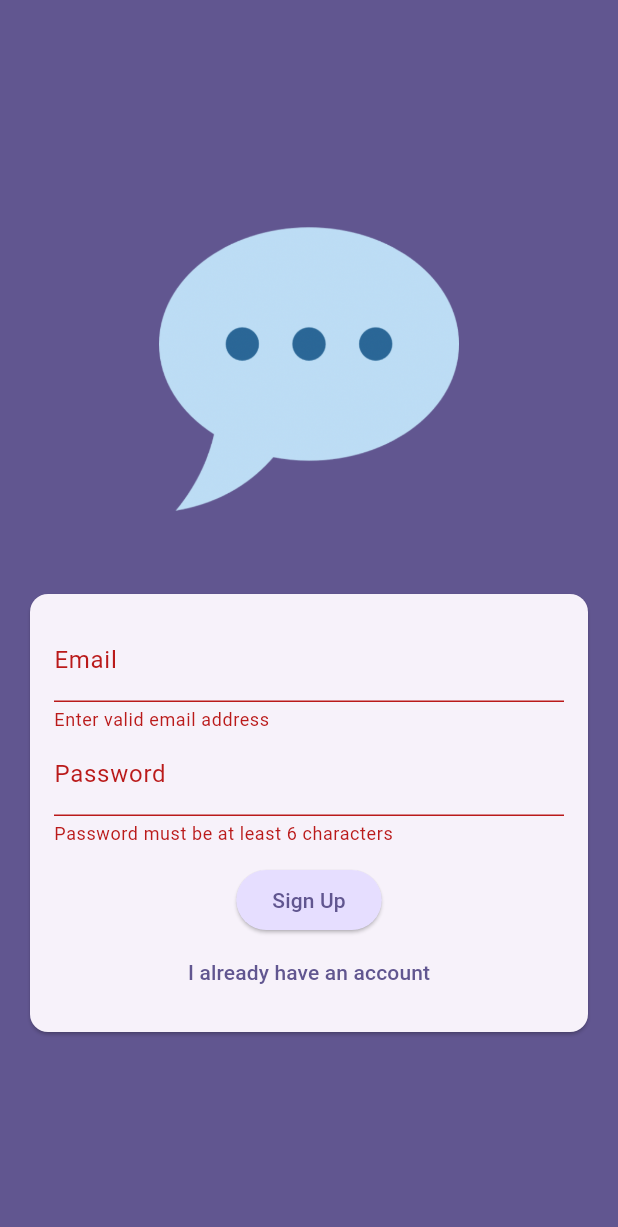
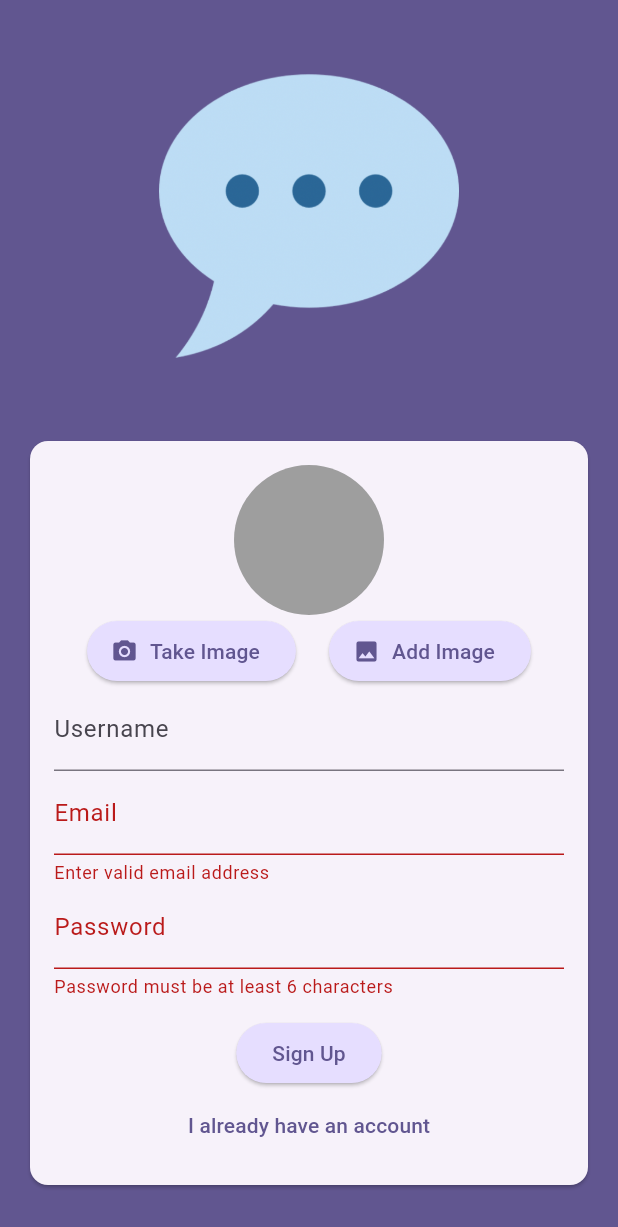
Before and after one commit to adityaw24/flutter_chat_app, a Flutter app: the screen it shows after launch, after a tap on "Login", after a tap on "Create new account", on a phone screen of 412 x 824 dp. Shown: the top 1227 px of the screen. Run offline on Flutter 3.47's test engine with Material 3 defaults, Android fonts, the phone set to English and light mode, and no system bars; our stand-ins replace cloud_firestore, firebase_auth, firebase_core, firebase_messaging, firebase_storage, image_picker; accounts and stored records are empty.

```diff
--- a/lib/screen/auth_screen.dart
+++ b/lib/screen/auth_screen.dart
@@ -1,9 +1,14 @@
+import 'dart:io';
+
+import 'package:cloud_firestore/cloud_firestore.dart';
 import 'package:firebase_auth/firebase_auth.dart';
+import 'package:firebase_storage/firebase_storage.dart';
 import 'package:flutter/material.dart';
-import 'package:flutter_chat_app/utils/firebase.dart';
+import 'package:flutter_chat_app/widget/user_image_picker.dart';
 
-final _firebase = FirebaseUtils();
-final _firebaseAuth = _firebase.firebaseAuth;
+final _firebaseAuth = FirebaseAuth.instance;
+final _firebaseStorage = FirebaseStorage.instance;
+final _firebaseFirestore = FirebaseFirestore.instance;
 
 class AuthScreen extends StatefulWidget {
   const AuthScreen({super.key});
@@ -14,18 +19,25 @@ class AuthScreen extends StatefulWidget {
 
 class _AuthScreenState extends State<AuthScreen> {
   bool _isLogin = true;
-  final _form = GlobalKey<FormState>();
+  bool _isAuthenticated = false;
   var _enteredEmail = '';
   var _enteredPassword = '';
+  var _enteredUsername = '';
+  File? _selectedImage;
+  final _form = GlobalKey<FormState>();
 
   void _submit() async {
     final isValid = _form.currentState!.validate();
 
-    if (!isValid) {
+    if (!isValid || (!_isLogin && _selectedImage == null)) {
       return;
     }
 
     _form.currentState!.save();
+
+    setState(() {
+      _isAuthenticated = true;
+    });
 
     try {
       if (_isLogin) {
@@ -39,6 +51,23 @@ class _AuthScreenState extends State<AuthScreen> {
           email: _enteredEmail,
           password: _enteredPassword,
         );
+        final storageRef = _firebaseStorage
+            .ref()
+            .child('images')
+            .child('${userCredentials.user!.uid}.jpeg');
+
+        await storageRef.putFile(_selectedImage!);
+
+        final imageUrl = await storageRef.getDownloadURL();
+
+        await _firebaseFirestore
+            .collection('users')
+            .doc(userCredentials.user!.uid)
+            .set({
+          'username': _enteredUsername,
+          'email': _enteredEmail,
+          'image': imageUrl,
+        });
       }
     } on FirebaseAuthException catch (error) {
       if (error.code == 'email-already-in-use') {}
@@ -50,6 +79,10 @@ class _AuthScreenState extends State<AuthScreen> {
         ),
       );
     }
+
+    setState(() {
+      _isAuthenticated = false;
+    });
   }
 
   @override
@@ -79,6 +112,30 @@ class _AuthScreenState extends State<AuthScreen> {
                       child: Column(
                         mainAxisAlignment: MainAxisAlignment.center,
                         children: [
+                          if (!_isLogin)
+                            UserImagePicker(
+                              onSelectedImage: (selectedImage) {
+                                setState(() {
+                                  _selectedImage = selectedImage;
+                                });
+                              },
+                            ),
+                          if (!_isLogin)
+                            TextFormField(
+                              decoration: const InputDecoration(
+                                labelText: 'Username',
+                              ),
+                              keyboardType: TextInputType.text,
+                              validator: (value) {
+                                if (value == null || value.trim().isEmpty) {
+                                  return 'Enter valid username';
+                                }
+                                return null;
+                              },
+                              onSaved: (newValue) {
+                                _enteredUsername = newValue!;
+                              },
+                            ),
                           TextFormField(
                             decoration: const InputDecoration(
                               labelText: 'Email',
@@ -115,6 +172,9 @@ class _AuthScreenState extends State<AuthScreen> {
                           const SizedBox(
                             height: 12,
                           ),
+                          if (_isAuthenticated)
+                            const CircularProgressIndicator(),
+                          if (!_isAuthenticated)
                             ElevatedButton(
                               onPressed: _submit,
                               style: ElevatedButton.styleFrom(
@@ -124,6 +184,7 @@ class _AuthScreenState extends State<AuthScreen> {
                               ),
                               child: Text(_isLogin ? 'Login' : 'Sign Up'),
                             ),
+                          if (!_isAuthenticated)
                             TextButton(
                               onPressed: () {
                                 setState(() {
--- /dev/null
+++ b/lib/widget/user_image_picker.dart
@@ -0,0 +1,105 @@
+import 'dart:io';
+
+import 'package:flutter/material.dart';
+import 'package:image_picker/image_picker.dart';
+
+class UserImagePicker extends StatefulWidget {
+  const UserImagePicker({
+    super.key,
+    required this.onSelectedImage,
+  });
+
+  final void Function(File selectedImage) onSelectedImage;
+
+  @override
+  State<UserImagePicker> createState() => _UserImagePickerState();
+}
+
+class _UserImagePickerState extends State<UserImagePicker> {
+  File? _pickedImageFile;
+
+  void _pickImage() async {
+    final pickedImage = await ImagePicker().pickImage(
+      source: ImageSource.camera,
+      imageQuality: 50,
+      // maxWidth: 150,
+    );
+
+    if (pickedImage == null) {
+      return;
+    }
+
+    setState(() {
+      _pickedImageFile = File(pickedImage.path);
+    });
+
+    widget.onSelectedImage(_pickedImageFile!);
+  }
+
+  void _pickImageGallery() async {
+    final pickedImage = await ImagePicker().pickImage(
+      source: ImageSource.gallery,
+      imageQuality: 50,
+      // maxWidth: 150,
+    );
+
+    if (pickedImage == null) {
+      return;
+    }
+
+    setState(() {
+      _pickedImageFile = File(pickedImage.path);
+    });
+
+    widget.onSelectedImage(_pickedImageFile!);
+  }
+
+  @override
+  Widget build(BuildContext context) {
+    return Column(
+      children: [
+        CircleAvatar(
+          radius: 50,
+          backgroundColor: Colors.grey,
+          foregroundImage:
+              _pickedImageFile != null ? FileImage(_pickedImageFile!) : null,
+        ),
+        Row(
+          mainAxisAlignment: MainAxisAlignment.spaceEvenly,
+          children: [
+            ElevatedButton.icon(
+              onPressed: () {
+                _pickImage();
+              },
+              icon: const Icon(Icons.camera_alt),
+              label: Text(
+                'Take Image',
+                style: TextStyle(
+                  color: Theme.of(context).colorScheme.primary,
+                ),
+              ),
+              style: ElevatedButton.styleFrom(
+                backgroundColor: Theme.of(context).colorScheme.primaryContainer,
+              ),
+            ),
+            ElevatedButton.icon(
+              onPressed: () {
+                _pickImageGallery();
+              },
+              icon: const Icon(Icons.image),
+              label: Text(
+                'Add Image',
+                style: TextStyle(
+                  color: Theme.of(context).colorScheme.primary,
+                ),
+              ),
+              style: ElevatedButton.styleFrom(
+                backgroundColor: Theme.of(context).colorScheme.primaryContainer,
+              ),
+            ),
+          ],
+        ),
+      ],
+    );
+  }
+}
--- a/pubspec.yaml
+++ b/pubspec.yaml
@@ -37,6 +37,11 @@ dependencies:
   cupertino_icons: ^1.0.2
   firebase_core: ^2.24.2
   firebase_auth: ^4.16.0
+  firebase_storage: ^11.6.0
+  image_picker: ^1.0.7
+  cloud_firestore: ^4.14.0
+  chat_bubbles: ^1.6.0
+  firebase_messaging: ^14.7.10
 
 dev_dependencies:
   flutter_test:
```
Also changed, not shown: lib/screen/chat_screen.dart (+31 -8 lines), lib/widget/chat_message.dart (added, +82 -0 lines), lib/widget/message_bubble.dart (added, +147 -0 lines), lib/widget/new_message.dart (added, +76 -0 lines), firebase.json (added), lib/firebase_options.dart, pubspec.lock, 15 other files. Lines whose indentation alone changed are shown as unchanged.
